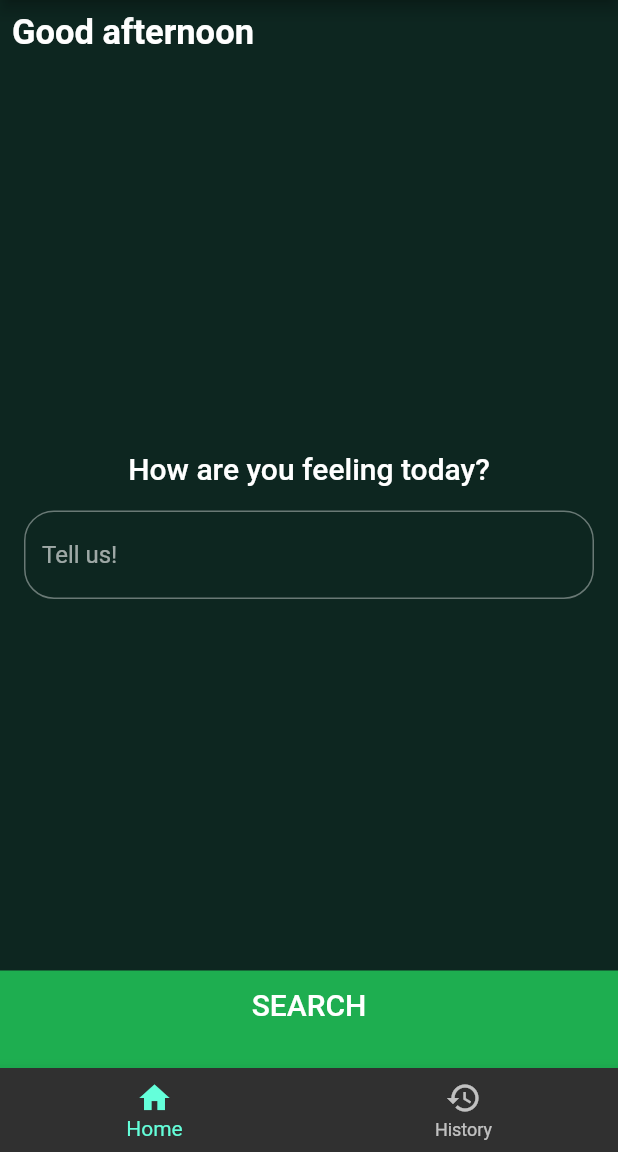
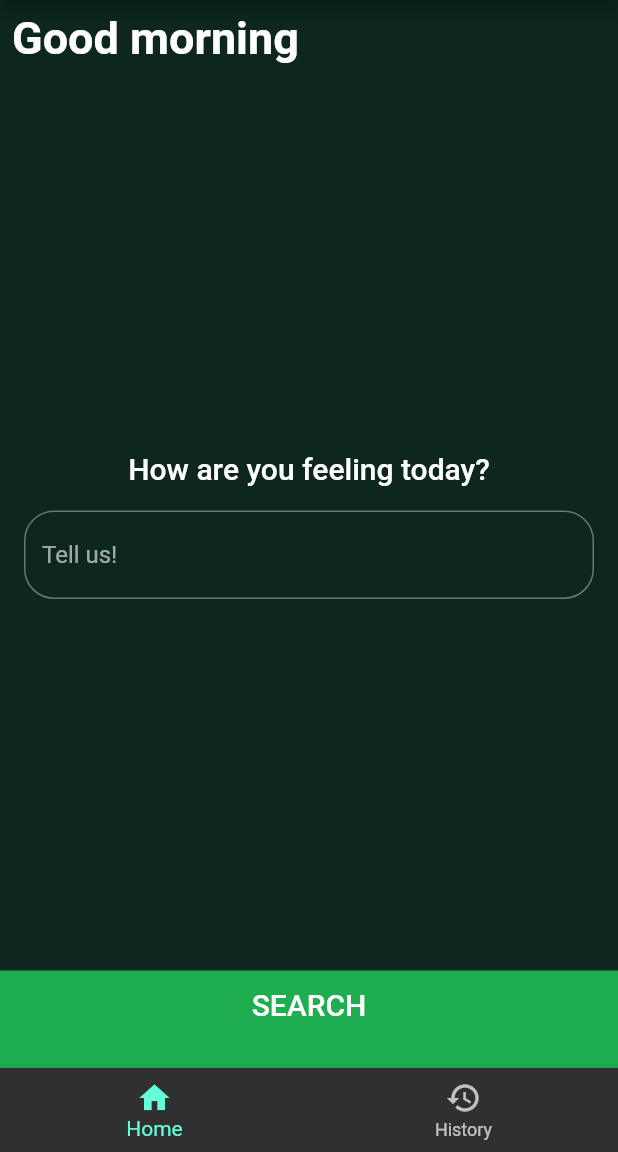
Before and after one commit to VaishakAnand/Hack-Roll-2021-, a Flutter app: the screen it shows after launch, on a phone screen of 412 x 824 dp, the part 84-1236 px from its top. Run offline on Flutter 3.47's test engine with Material 2 defaults, Android fonts, the phone set to English and light mode, and no system bars; our stand-ins replace avatar_glow, speech_to_text; missing offline and left inert: sentiment_dart.

Commit message:
Fix time greeting display

```diff
--- a/lib/constants.dart
+++ b/lib/constants.dart
@@ -11,7 +11,7 @@ const kLabelTextStyle = TextStyle(
 );
 
 const kGreetingTextStyle = TextStyle(
-  fontSize: 23.0,
+  fontSize: 30.0,
   fontWeight: FontWeight.w700,
 );
 
--- a/lib/homepage.dart
+++ b/lib/homepage.dart
@@ -1,6 +1,7 @@
 import 'package:flutter/material.dart';
 import 'package:flutterapp/constants.dart';
 import 'bottom_button.dart';
+import 'time_display.dart';
 
 // This is the page when you click 'HOME'
 
@@ -30,10 +31,7 @@ class _HomePageState extends State<HomePage> {
               child: Padding(
                 padding: const EdgeInsets.all(8.0),
                 child: Container(
-                  child: Text(
-                    'Good afternoon',
-                    style: kGreetingTextStyle,
-                  ),
+                  child: Time(),
                 ),
               ),
             ),
--- a/lib/mainscreen.dart
+++ b/lib/mainscreen.dart
@@ -19,7 +19,7 @@ class _MainScreenState extends State<MainScreen> {
   @override
   Widget build(BuildContext context) {
     return Scaffold(
-      //backgroundColor: Colors.white,
+      // backgroundColor: Colors.white,
       bottomNavigationBar: BottomNavigationBar(
         currentIndex: _selectedIndex,
         showSelectedLabels: true,
@@ -27,11 +27,11 @@ class _MainScreenState extends State<MainScreen> {
         items: [
           BottomNavigationBarItem(
             icon: Icon(Icons.home),
-            title: Text('Home'),
-            ),
+            label: 'Home',
+          ),
           BottomNavigationBarItem(
             icon: Icon(Icons.history),
-            title: Text('History'),
+            label: 'History',
           )
         ],
         onTap: (index) {
@@ -43,5 +43,4 @@ class _MainScreenState extends State<MainScreen> {
       body: _widgetOptions.elementAt(_selectedIndex),
     );
   }
-
 }
--- /dev/null
+++ b/lib/time_display.dart
@@ -0,0 +1,59 @@
+import 'package:flutter/material.dart';
+import 'dart:async';
+import 'package:flutterapp/constants.dart';
+
+DateTime now = DateTime.now();
+DateTime midnight = DateTime(now.year, now.month, now.day);
+DateTime noon = DateTime(now.year, now.month, now.day, 12);
+DateTime evening = DateTime(now.year, now.month, now.day, 19);
+DateTime nextMidnight = DateTime(now.year, now.month, now.day + 1);
+
+class Time extends StatefulWidget {
+  @override
+  _TimeState createState() => _TimeState();
+}
+
+class _TimeState extends State<Time> {
+  DateTime _currentTime;
+
+  @override
+  void initState() {
+    _currentTime = DateTime.now();
+    Timer.periodic(Duration(seconds: 1), (Timer t) => _getCurrentTime());
+    super.initState();
+  }
+
+  @override
+  Widget build(BuildContext context) {
+    return Container(
+      child: Text(
+        _getGreetingTime(),
+        style: kGreetingTextStyle,
+      ),
+    );
+  }
+
+  void _getCurrentTime() {
+    setState(() {
+      _currentTime = DateTime.now();
+    });
+  }
+
+  String _getGreetingTime() {
+    String greeting;
+
+    if (_currentTime.isAtSameMomentAs(midnight) ||
+        (_currentTime.isAfter(midnight) && _currentTime.isBefore(noon))) {
+      greeting = 'morning';
+    } else if (_currentTime.isAtSameMomentAs(noon) ||
+        (_currentTime.isAfter(noon) && _currentTime.isBefore(evening))) {
+      greeting = 'afternoon';
+    } else if (_currentTime.isAtSameMomentAs(evening) ||
+        (_currentTime.isAfter(evening) &&
+            _currentTime.isBefore(nextMidnight))) {
+      greeting = 'evening';
+    }
+
+    return 'Good $greeting';
+  }
+}
```
